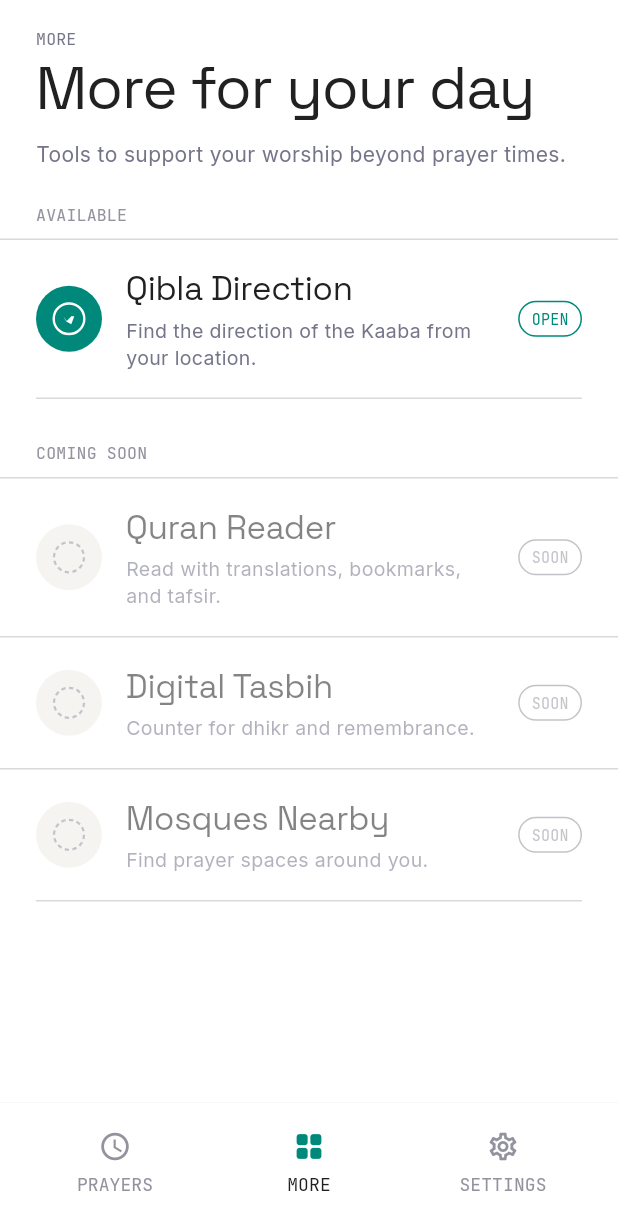
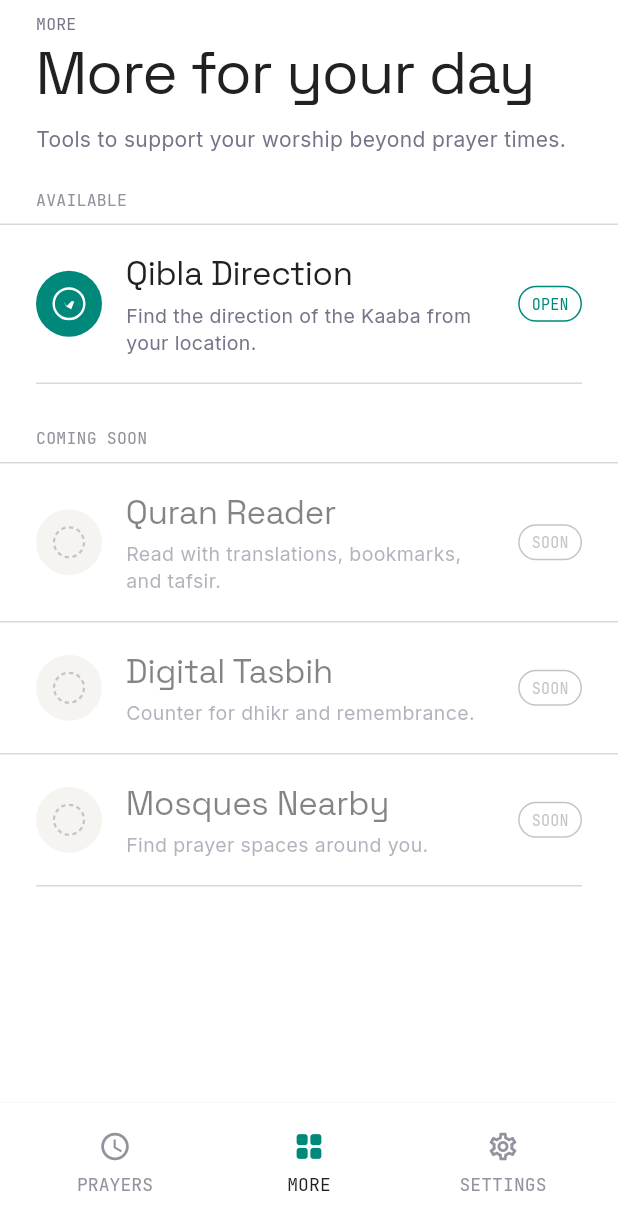
Before and after one commit to Intizamia/awqat, a Flutter app: the screen it shows after launch, item 2 of the bottom bar chosen, on a phone screen of 412 x 824 dp. Shown: the top 1230 px of the screen. Run offline on Flutter 3.47's test engine with Material 3 defaults, Android fonts, the phone set to English and light mode, and no system bars; our stand-ins replace equatable, flutter_bloc, flutter_local_notifications, geocoding, geolocator, go_router and 4 more; missing offline and left inert: adhan_dart, flutter_compass_v2, flutter_qiblah, lat_lng_to_timezone.

Commit message:
ui and bug fixes

```diff
--- a/lib/features/discover/presentation/discover_screen.dart
+++ b/lib/features/discover/presentation/discover_screen.dart
@@ -1,11 +1,40 @@
 import 'package:flutter/material.dart';
 import 'package:go_router/go_router.dart';
 import '../../../app/theme.dart';
+import '../../../core/navigation/primary_scroll_registry.dart';
 import '../../../core/theme/cohere_colors.dart';
 import '../../../l10n/app_localizations.dart';
 
-class DiscoverScreen extends StatelessWidget {
+const _kDiscoverBranchIndex = 1;
+
+class DiscoverScreen extends StatefulWidget {
   const DiscoverScreen({super.key});
+
+  @override
+  State<DiscoverScreen> createState() => _DiscoverScreenState();
+}
+
+class _DiscoverScreenState extends State<DiscoverScreen> {
+  final _scrollController = ScrollController();
+
+  @override
+  void initState() {
+    super.initState();
+    PrimaryScrollRegistry.instance.register(
+      _kDiscoverBranchIndex,
+      _scrollController,
+    );
+  }
+
+  @override
+  void dispose() {
+    PrimaryScrollRegistry.instance.unregister(
+      _kDiscoverBranchIndex,
+      _scrollController,
+    );
+    _scrollController.dispose();
+    super.dispose();
+  }
 
   @override
   Widget build(BuildContext context) {
@@ -22,12 +51,14 @@ class DiscoverScreen extends StatelessWidget {
 
     return Scaffold(
       backgroundColor: surfPage,
-      body: ListView(
+      body: Column(
+        crossAxisAlignment: CrossAxisAlignment.stretch,
         children: [
-          SizedBox(height: statusBarHeight),
-          // Header
-          Padding(
-            padding: const EdgeInsets.fromLTRB(24, 18, 24, 22),
+          // Sticky header
+          ColoredBox(
+            color: surfPage,
+            child: Padding(
+              padding: EdgeInsets.fromLTRB(24, statusBarHeight * 2 + 8, 24, 22),
               child: Column(
                 crossAxisAlignment: CrossAxisAlignment.start,
                 children: [
@@ -57,7 +88,13 @@ class DiscoverScreen extends StatelessWidget {
                 ],
               ),
             ),
-
+          ),
+          // Scrollable content
+          Expanded(
+            child: ListView(
+              controller: _scrollController,
+              padding: EdgeInsets.zero,
+              children: [
                 // Available section
                 Padding(
                   padding: const EdgeInsets.fromLTRB(24, 0, 24, 8),
@@ -75,7 +112,8 @@ class DiscoverScreen extends StatelessWidget {
                   glyph: _QiblaGlyph(accent: accent),
                   glyphBg: accent,
                   title: 'Qibla Direction',
-            description: 'Find the direction of the Kaaba from your location.',
+                  description:
+                      'Find the direction of the Kaaba from your location.',
                   tag: 'OPEN',
                   tagColor: accent,
                   isLive: true,
@@ -153,6 +191,9 @@ class DiscoverScreen extends StatelessWidget {
                 ),
 
                 const SizedBox(height: 10),
+              ],
+            ),
+          ),
         ],
       ),
     );
--- a/lib/features/settings/presentation/settings_screen.dart
+++ b/lib/features/settings/presentation/settings_screen.dart
@@ -80,7 +80,7 @@ class _SettingsScreenState extends State<SettingsScreen> {
                 child: Padding(
                   padding: EdgeInsets.fromLTRB(
                     24,
-                    statusBarHeight * 2 + 18,
+                    statusBarHeight * 2 + 8,
                     24,
                     22,
                   ),
```
Also changed, not shown: lib/core/utils/prayer_time_format.dart (+6 -2 lines), lib/features/prayer/presentation/prayer_times_screen.dart (+66 -50 lines), lib/features/prayer/presentation/widgets/prayer_date_header.dart (+4 -6 lines). Lines whose indentation alone changed are shown as unchanged.
